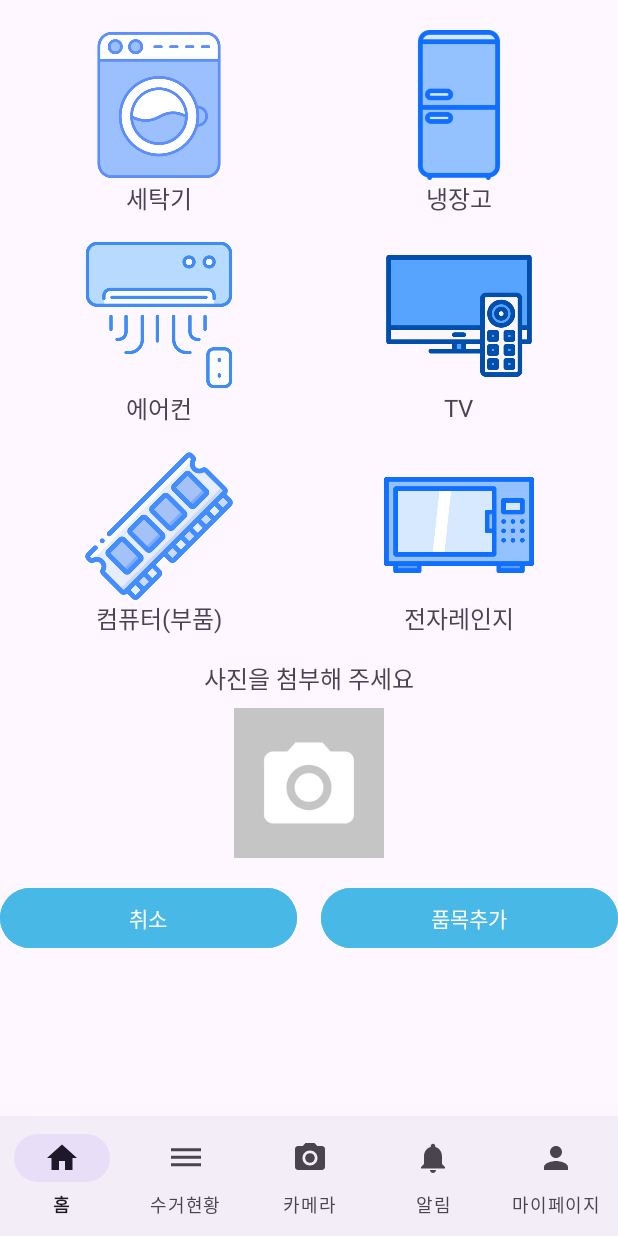
After one commit to heeji-lee/Recycle_App, an Android app: the layout activity_product.xml on its own in the app's theme, with its tools: preview values and no code run, on a phone screen of 412 x 824 dp. The commit adds this screen. Run offline under Robolectric (Android 15) with nearby library versions, the phone set to English and light mode, and no system bars.

Commit message:
제품 선택 페이지 디자인 수정 필요.

```diff
--- a/app/src/main/java/com/appliances/recycle/MainActivity.kt
+++ b/app/src/main/java/com/appliances/recycle/ProductActivity.kt
@@ -6,12 +6,13 @@ import androidx.appcompat.app.AppCompatActivity
 import androidx.core.view.ViewCompat
 import androidx.core.view.WindowInsetsCompat
 
-class MainActivity : AppCompatActivity() {
+class ProductActivity : AppCompatActivity() {
     override fun onCreate(savedInstanceState: Bundle?) {
         super.onCreate(savedInstanceState)
         enableEdgeToEdge()
-        setContentView(R.layout.activity_main)
-        ViewCompat.setOnApplyWindowInsetsListener(findViewById(R.id.main)) { v, insets ->
+        setContentView(R.layout.activity_product)
+
+        ViewCompat.setOnApplyWindowInsetsListener(findViewById(R.id.product)) { v, insets ->
             val systemBars = insets.getInsets(WindowInsetsCompat.Type.systemBars())
             v.setPadding(systemBars.left, systemBars.top, systemBars.right, systemBars.bottom)
             insets
--- /dev/null
+++ b/app/src/main/res/drawable/ic_alert_black_48.xml
@@ -0,0 +1,5 @@
+<vector xmlns:android="http://schemas.android.com/apk/res/android" android:height="48dp" android:tint="#000000" android:viewportHeight="24" android:viewportWidth="24" android:width="48dp">
+
+    <path android:fillColor="@android:color/white" android:pathData="M12,22c1.1,0 2,-0.9 2,-2h-4c0,1.1 0.89,2 2,2zM18,16v-5c0,-3.07 -1.64,-5.64 -4.5,-6.32L13.5,4c0,-0.83 -0.67,-1.5 -1.5,-1.5s-1.5,0.67 -1.5,1.5v0.68C7.63,5.36 6,7.92 6,11v5l-2,2v1h16v-1l-2,-2z"/>
+
+</vector>
--- /dev/null
+++ b/app/src/main/res/drawable/ic_camera_black_48.xml
@@ -0,0 +1,7 @@
+<vector xmlns:android="http://schemas.android.com/apk/res/android" android:height="48dp" android:tint="#000000" android:viewportHeight="24" android:viewportWidth="24" android:width="48dp">
+
+    <path android:fillColor="@android:color/white" android:pathData="M12,12m-3.2,0a3.2,3.2 0,1 1,6.4 0a3.2,3.2 0,1 1,-6.4 0"/>
+
+    <path android:fillColor="@android:color/white" android:pathData="M9,2L7.17,4L4,4c-1.1,0 -2,0.9 -2,2v12c0,1.1 0.9,2 2,2h16c1.1,0 2,-0.9 2,-2L22,6c0,-1.1 -0.9,-2 -2,-2h-3.17L15,2L9,2zM12,17c-2.76,0 -5,-2.24 -5,-5s2.24,-5 5,-5 5,2.24 5,5 -2.24,5 -5,5z"/>
+
+</vector>
--- /dev/null
+++ b/app/src/main/res/drawable/ic_home_black_48.xml
@@ -0,0 +1,5 @@
+<vector xmlns:android="http://schemas.android.com/apk/res/android" android:height="48dp" android:tint="#000000" android:viewportHeight="24" android:viewportWidth="24" android:width="48dp">
+
+    <path android:fillColor="@android:color/white" android:pathData="M10,20v-6h4v6h5v-8h3L12,3 2,12h3v8z"/>
+
+</vector>
--- /dev/null
+++ b/app/src/main/res/drawable/ic_pickup_black_48.xml
@@ -0,0 +1,5 @@
+<vector xmlns:android="http://schemas.android.com/apk/res/android" android:height="48dp" android:tint="#000000" android:viewportHeight="24" android:viewportWidth="24" android:width="48dp">
+
+    <path android:fillColor="@android:color/white" android:pathData="M2,15.5v2h20v-2L2,15.5zM2,10.5v2h20v-2L2,10.5zM2,5.5v2h20v-2L2,5.5z"/>
+
+</vector>
--- /dev/null
+++ b/app/src/main/res/drawable/ic_profile_black_48.xml
@@ -0,0 +1,5 @@
+<vector xmlns:android="http://schemas.android.com/apk/res/android" android:height="48dp" android:tint="#000000" android:viewportHeight="24" android:viewportWidth="24" android:width="48dp">
+
+    <path android:fillColor="@android:color/white" android:pathData="M12,12c2.21,0 4,-1.79 4,-4s-1.79,-4 -4,-4 -4,1.79 -4,4 1.79,4 4,4zM12,14c-2.67,0 -8,1.34 -8,4v2h16v-2c0,-2.66 -5.33,-4 -8,-4z"/>
+
+</vector>
--- a/app/src/main/res/layout/activity_main.xml
+++ /dev/null
@@ -1,19 +0,0 @@
-<?xml version="1.0" encoding="utf-8"?>
-<androidx.constraintlayout.widget.ConstraintLayout xmlns:android="http://schemas.android.com/apk/res/android"
-    xmlns:app="http://schemas.android.com/apk/res-auto"
-    xmlns:tools="http://schemas.android.com/tools"
-    android:id="@+id/main"
-    android:layout_width="match_parent"
-    android:layout_height="match_parent"
-    tools:context=".MainActivity">
-
-    <TextView
-        android:layout_width="wrap_content"
-        android:layout_height="wrap_content"
-        android:text="Hello World!"
-        app:layout_constraintBottom_toBottomOf="parent"
-        app:layout_constraintEnd_toEndOf="parent"
-        app:layout_constraintStart_toStartOf="parent"
-        app:layout_constraintTop_toTopOf="parent" />
-
-</androidx.constraintlayout.widget.ConstraintLayout>
--- /dev/null
+++ b/app/src/main/res/layout/activity_product.xml
@@ -0,0 +1,225 @@
+<RelativeLayout xmlns:android="http://schemas.android.com/apk/res/android"
+    xmlns:app="http://schemas.android.com/apk/res-auto"
+    xmlns:tools="http://schemas.android.com/tools"
+    android:id="@+id/product"
+    android:layout_width="match_parent"
+    android:layout_height="match_parent"
+    android:layout_marginTop="20dp">
+
+    <ScrollView
+        android:layout_width="match_parent"
+        android:layout_height="wrap_content"
+        android:layout_above="@id/bottom_navigation"
+        android:layout_alignParentTop="true">
+
+        <LinearLayout
+            android:layout_width="match_parent"
+            android:layout_height="wrap_content"
+            android:orientation="vertical"
+            android:gravity="center">
+
+            <LinearLayout
+                android:layout_width="match_parent"
+                android:layout_height="wrap_content"
+                android:orientation="horizontal"
+                android:gravity="center"
+                android:weightSum="2"
+                android:layout_marginBottom="16dp">
+
+                <LinearLayout
+                    android:layout_width="wrap_content"
+                    android:layout_height="wrap_content"
+                    android:orientation="vertical"
+                    android:gravity="center"
+                    android:layout_marginRight="100dp">
+
+                    <ImageButton
+                        android:id="@+id/btn_washing_machine"
+                        android:layout_width="100dp"
+                        android:layout_height="100dp"
+                        android:layout_weight="1"
+                        android:background="@drawable/washing_machine" />
+
+                    <TextView
+                        android:layout_width="wrap_content"
+                        android:layout_height="wrap_content"
+                        android:text="세탁기"
+                        android:textSize="16sp" />
+                </LinearLayout>
+
+                <LinearLayout
+                    android:layout_width="wrap_content"
+                    android:layout_height="wrap_content"
+                    android:orientation="vertical"
+                    android:gravity="center">
+
+                    <ImageButton
+                        android:id="@+id/btn_refrigerator"
+                        android:layout_width="100dp"
+                        android:layout_height="100dp"
+                        android:layout_weight="1"
+                        android:background="@drawable/refrigerator" />
+
+                    <TextView
+                        android:layout_width="wrap_content"
+                        android:layout_height="wrap_content"
+                        android:text="냉장고"
+                        android:textSize="16sp" />
+                </LinearLayout>
+
+            </LinearLayout>
+
+            <LinearLayout
+                android:layout_width="match_parent"
+                android:layout_height="wrap_content"
+                android:orientation="horizontal"
+                android:gravity="center"
+                android:weightSum="2"
+                android:layout_marginBottom="16dp">
+
+                <LinearLayout
+                    android:layout_width="wrap_content"
+                    android:layout_height="wrap_content"
+                    android:orientation="vertical"
+                    android:gravity="center"
+                    android:layout_marginRight="100dp">
+
+                    <ImageButton
+                        android:id="@+id/btn_air_conditioner"
+                        android:layout_width="100dp"
+                        android:layout_height="100dp"
+                        android:layout_weight="1"
+                        android:background="@drawable/air_conditioner" />
+
+                    <TextView
+                        android:layout_width="wrap_content"
+                        android:layout_height="wrap_content"
+                        android:text="에어컨"
+                        android:textSize="16sp" />
+                </LinearLayout>
+
+                <LinearLayout
+                    android:layout_width="wrap_content"
+                    android:layout_height="wrap_content"
+                    android:orientation="vertical"
+                    android:gravity="center">
+
+                    <ImageButton
+                        android:id="@+id/btn_tv"
+                        android:layout_width="100dp"
+                        android:layout_height="100dp"
+                        android:layout_weight="1"
+                        android:background="@drawable/tv" />
+
+                    <TextView
+                        android:layout_width="wrap_content"
+                        android:layout_height="wrap_content"
+                        android:text="TV"
+                        android:textSize="16sp" />
+                </LinearLayout>
+
+            </LinearLayout>
+
+            <LinearLayout
+                android:layout_width="match_parent"
+                android:layout_height="wrap_content"
+                android:orientation="horizontal"
+                android:gravity="center"
+                android:weightSum="2"
+                android:layout_marginBottom="16dp">
+
+                <LinearLayout
+                    android:layout_width="wrap_content"
+                    android:layout_height="wrap_content"
+                    android:orientation="vertical"
+                    android:gravity="center"
+                    android:layout_marginRight="100dp">
+
+                    <ImageButton
+                        android:id="@+id/btn_computer"
+                        android:layout_width="100dp"
+                        android:layout_height="100dp"
+                        android:layout_weight="1"
+                        android:background="@drawable/ram" />
+
+                    <TextView
+                        android:layout_width="wrap_content"
+                        android:layout_height="wrap_content"
+                        android:text="컴퓨터(부품)"
+                        android:textSize="16sp" />
+                </LinearLayout>
+
+                <LinearLayout
+                    android:layout_width="wrap_content"
+                    android:layout_height="wrap_content"
+                    android:orientation="vertical"
+                    android:gravity="center">
+
+                    <ImageButton
+                        android:id="@+id/btn_oven"
+                        android:layout_width="100dp"
+                        android:layout_height="100dp"
+                        android:layout_weight="1"
+                        android:background="@drawable/oven" />
+
+                    <TextView
+                        android:layout_width="wrap_content"
+                        android:layout_height="wrap_content"
+                        android:text="전자레인지"
+                        android:textSize="16sp" />
+                </LinearLayout>
+            </LinearLayout>
+
+            <TextView
+                android:layout_width="wrap_content"
+                android:layout_height="wrap_content"
+                android:text="사진을 첨부해 주세요"
+                android:textSize="16sp"
+                android:layout_marginBottom="8dp" />
+
+            <ImageView
+                android:id="@+id/btn_photo"
+                android:layout_width="100dp"
+                android:layout_height="100dp"
+                android:background="@drawable/photo"
+                android:layout_marginBottom="16dp"/>
+
+            <LinearLayout
+                android:layout_width="match_parent"
+                android:layout_height="wrap_content"
+                android:orientation="horizontal"
+                android:layout_gravity="center">
+
+                <Button
+                    android:id="@+id/btn_cancel"
+                    android:layout_width="0dp"
+                    android:layout_height="wrap_content"
+                    android:layout_weight="1"
+                    android:text="취소"
+                    android:textColor="@android:color/white"
+                    android:backgroundTint="@color/btn" />
+
+                <Button
+                    android:id="@+id/btn_add_item"
+                    android:layout_width="0dp"
+                    android:layout_height="wrap_content"
+                    android:layout_weight="1"
+                    android:text="품목추가"
+                    android:textColor="@android:color/white"
+                    android:layout_marginStart="16dp"
+                    android:backgroundTint="@color/btn" />
+            </LinearLayout>
+
+        </LinearLayout>
+
+    </ScrollView>
+
+    <com.google.android.material.bottomnavigation.BottomNavigationView
+        android:id="@+id/bottom_navigation"
+        android:layout_width="match_parent"
+        android:layout_height="wrap_content"
+        android:layout_alignParentBottom="true"
+        app:labelVisibilityMode="labeled"
+        app:menu="@menu/bottom_navigation_menu" />
+
+</RelativeLayout>
--- /dev/null
+++ b/app/src/main/res/menu/bottom_navigation_menu.xml
@@ -0,0 +1,25 @@
+<?xml version="1.0" encoding="utf-8"?>
+<menu xmlns:android="http://schemas.android.com/apk/res/android">
+
+    <item
+        android:id="@+id/navigation_home"
+        android:icon="@drawable/ic_home_black_48"
+        android:title="홈" />
+    <item
+        android:id="@+id/navigation_pickup"
+        android:icon="@drawable/ic_pickup_black_48"
+        android:title="수거현황" />
+    <item
+        android:id="@+id/navigation_camera"
+        android:icon="@drawable/ic_camera_black_48"
+        android:title="카메라" />
+    <item
+        android:id="@+id/navigation_alert"
+        android:icon="@drawable/ic_alert_black_48"
+        android:title="알림" />
+    <item
+        android:id="@+id/navigation_profile"
+        android:icon="@drawable/ic_profile_black_48"
+        android:title="마이페이지" />
+
+</menu>
--- a/app/src/main/res/values/colors.xml
+++ b/app/src/main/res/values/colors.xml
@@ -2,4 +2,5 @@
 <resources>
     <color name="black">#FF000000</color>
     <color name="white">#FFFFFFFF</color>
+    <color name="btn">#48b8e7</color>
 </resources>
```
Also changed, not shown: app/build.gradle.kts (+17 -5 lines), app/src/main/AndroidManifest.xml (+12 -6 lines), app/src/main/res/drawable/air_conditioner.JPG (added), app/src/main/res/drawable/oven.JPG (added), app/src/main/res/drawable/photo.jpg (added), app/src/main/res/drawable/ram.JPG (added), app/src/main/res/drawable/refrigerator.jpg (added), app/src/main/res/drawable/tv.jpg (added), app/src/main/res/drawable/washing_machine.JPG (added).
